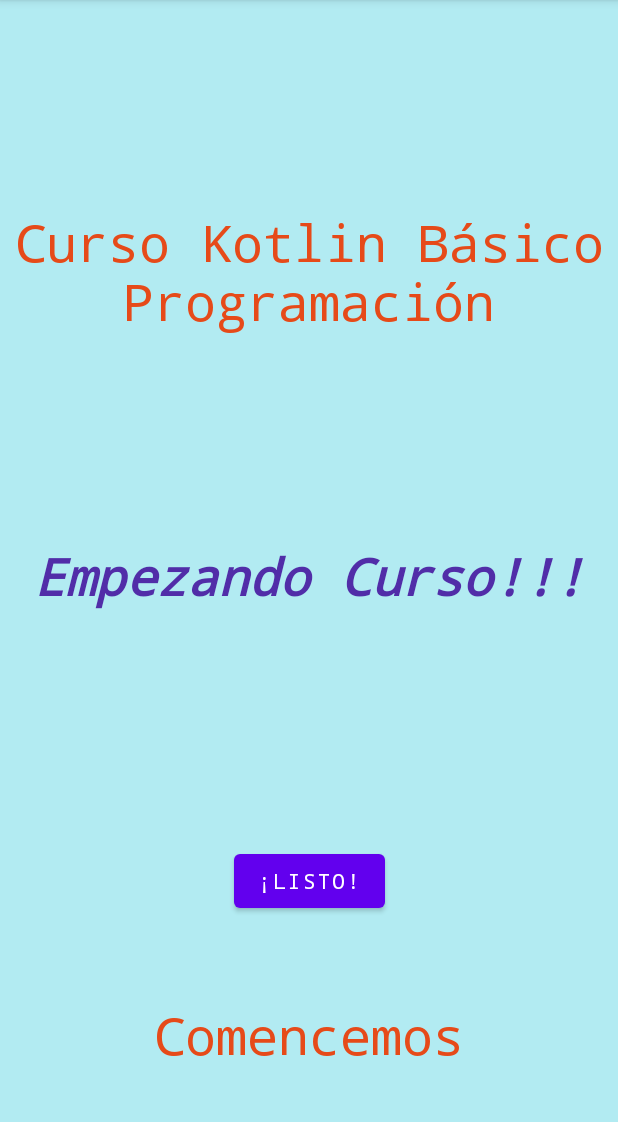
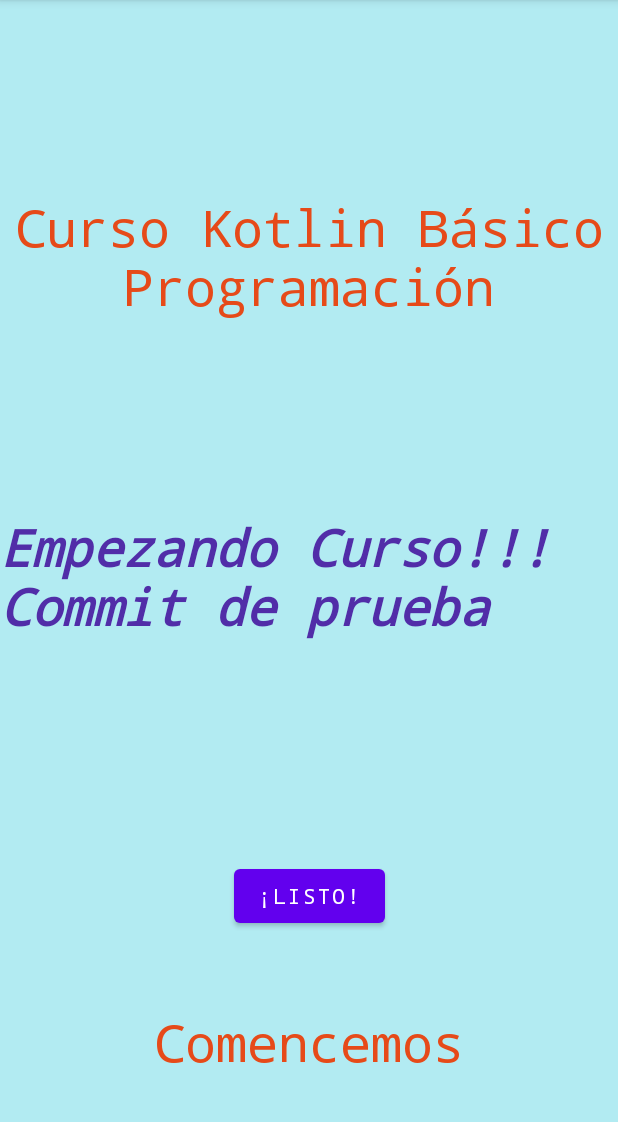
Before and after one commit to milinagi/KotlinApp_01, an Android app: the screen it shows after launch (MainActivity), after a tap on "¡LISTO!", on a phone screen of 412 x 824 dp, the part 84-1206 px from its top. Run offline under Robolectric (Android 15) with nearby library versions, the phone set to English and light mode, and no system bars.

Commit message:
Commit and push test

```diff
--- a/app/src/main/java/com/app/hellokotlin/MainActivity.kt
+++ b/app/src/main/java/com/app/hellokotlin/MainActivity.kt
@@ -17,7 +17,7 @@ class MainActivity : AppCompatActivity() {
         findViewById<Button>(R.id.buttonReady).setOnClickListener {
 
             textViewStart.visibility = View.VISIBLE
-            textViewHello.text = "Empezando Curso!!!"
+            textViewHello.text = "Empezando Curso!!! Commit de prueba"
 
             /* findViewById<TextView>(R.id.textViewHello).text = "Empezando Curso!!" */
         }
```
